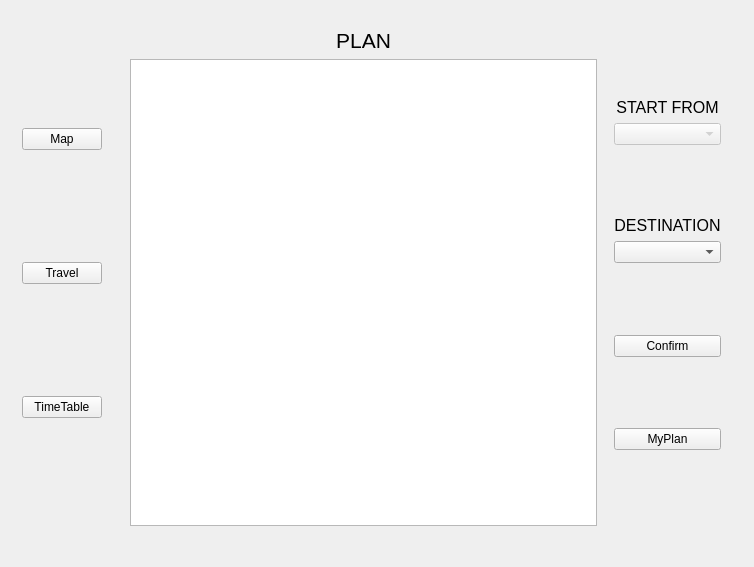
Old version of the form source_code/MainWindow.ui in the repository lennon624/travel-system.
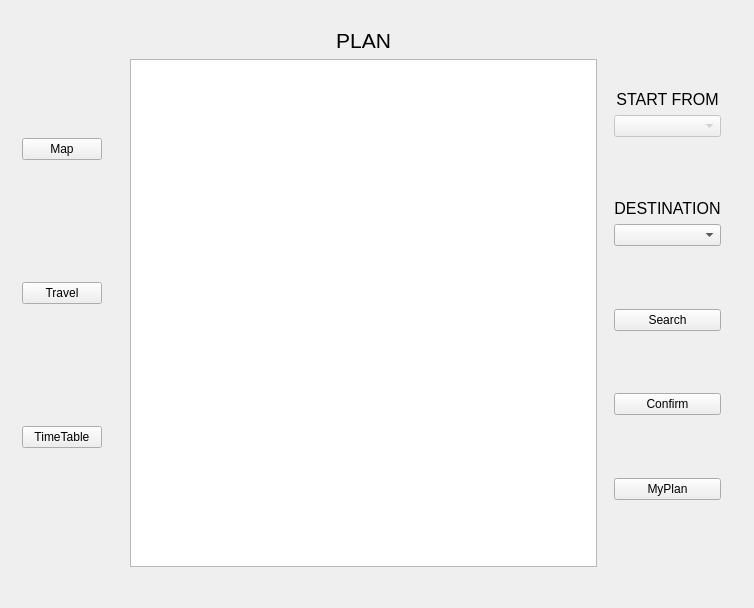
New version of the form. The open tabs and pages were chosen to show the change.

The edit to the form file:
```diff
--- a/source_code/MainWindow.ui
+++ b/source_code/MainWindow.ui
@@ -7,7 +7,7 @@
     <x>0</x>
     <y>0</y>
     <width>754</width>
-    <height>567</height>
+    <height>608</height>
    </rect>
   </property>
   <property name="sizePolicy">
@@ -300,6 +300,26 @@
              </property>
             </spacer>
            </item>
+           <item>
+            <widget class="QPushButton" name="btn_planSearch">
+             <property name="text">
+              <string>Search</string>
+             </property>
+            </widget>
+           </item>
+           <item>
+            <spacer name="verticalSpacer_9">
+             <property name="orientation">
+              <enum>Qt::Vertical</enum>
+             </property>
+             <property name="sizeHint" stdset="0">
+              <size>
+               <width>20</width>
+               <height>40</height>
+              </size>
+             </property>
+            </spacer>
+           </item>
            <item>
             <widget class="QPushButton" name="btn_planConfirm">
              <property name="text">
```
Left out of the diff: 4 changed lines with no effect on the pictures.
